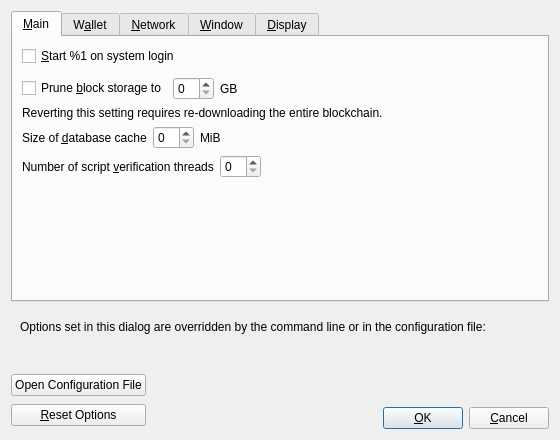
Before: the Qt Designer form src/qt/forms/optionsdialog.ui in indxcoin/indxcoin, drawn with Qt 5.
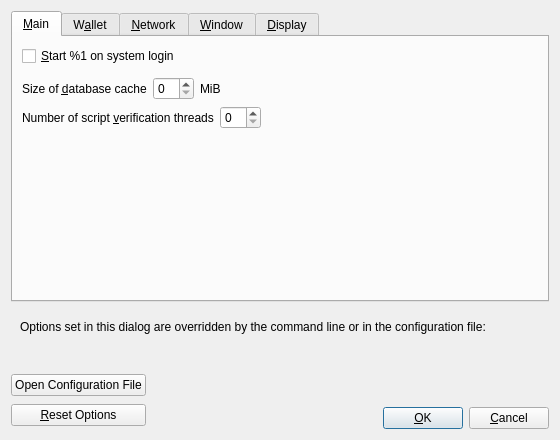
After: the same form once the commit is applied. Custom widgets are drawn as their Qt base class.

Commit message: Disable incompatable prune option

```diff
--- a/src/qt/forms/optionsdialog.ui
+++ b/src/qt/forms/optionsdialog.ui
@@ -50,56 +50,6 @@
          </property>
         </spacer>
        </item>
-       <item>
-       <layout class="QHBoxLayout" name="horizontalLayout_Main_Prune">
-        <item>
-         <widget class="QCheckBox" name="prune">
-          <property name="toolTip">
-           <string>Enabling pruning significantly reduces the disk space required to store transactions. All blocks are still fully validated. Reverting this setting requires re-downloading the entire blockchain.</string>
-          </property>
-          <property name="text">
-           <string>Prune &amp;block storage to</string>
-          </property>
-         </widget>
-        </item>
-        <item>
-         <widget class="QSpinBox" name="pruneSize"/>
-        </item>
-         <item>
-          <widget class="QLabel" name="pruneSizeUnitLabel">
-           <property name="text">
-            <string>GB</string>
-           </property>
-           <property name="textFormat">
-            <enum>Qt::PlainText</enum>
-           </property>
-          </widget>
-         </item>
-         <item>
-          <spacer name="horizontalSpacer_Main_Prune">
-           <property name="orientation">
-            <enum>Qt::Horizontal</enum>
-           </property>
-           <property name="sizeHint" stdset="0">
-            <size>
-             <width>40</width>
-             <height>20</height>
-            </size>
-           </property>
-          </spacer>
-         </item>
-        </layout>
-       </item>
-       <item>
-        <widget class="QLabel" name="pruneWarning">
-         <property name="text">
-          <string>Reverting this setting requires re-downloading the entire blockchain.</string>
-         </property>
-         <property name="textFormat">
-          <enum>Qt::PlainText</enum>
-         </property>
-        </widget>
-       </item>
        <item>
         <layout class="QHBoxLayout" name="horizontalLayout_2_Main">
          <item>
```
The commit also changes 15 other files.
